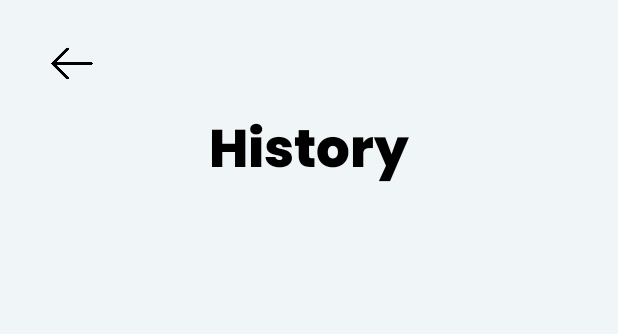
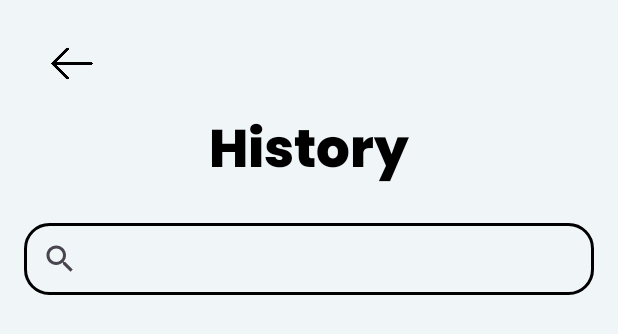
Before and after one commit to ananabillarizky/SmokaMobile, an Android app: the layout activity_history.xml on its own in the app's theme, with its tools: preview values and no code run, on a phone screen of 412 x 824 dp. Shown: the top 334 px of the screen. Run offline under Robolectric (Android 15) with nearby library versions, the phone set to English and light mode, and no system bars.

Commit message:
update history

```diff
--- a/app/build.gradle
+++ b/app/build.gradle
@@ -61,6 +61,5 @@ dependencies {
     androidTestImplementation 'androidx.test.ext:junit:1.1.5'
     androidTestImplementation 'androidx.test.espresso:espresso-core:3.5.1'
     implementation platform('com.google.firebase:firebase-bom:32.1.0')
-    implementation "androidx.work:work-runtime-ktx:2.5.0"
 
 }
--- a/app/src/main/AndroidManifest.xml
+++ b/app/src/main/AndroidManifest.xml
@@ -5,7 +5,6 @@
     <uses-permission android:name="android.permission.INTERNET" />
 
     <application
-        android:name="com.example.MyApplication"
         android:allowBackup="true"
         android:dataExtractionRules="@xml/data_extraction_rules"
         android:fullBackupContent="@xml/backup_rules"
--- a/app/src/main/java/com/example/mobilesmoka_iot/MonitoringActivity.kt
+++ b/app/src/main/java/com/example/mobilesmoka_iot/MonitoringActivity.kt
@@ -11,7 +11,6 @@ import android.util.Log
 import android.widget.ImageView
 import android.widget.TextView
 import android.widget.Toast
-import androidx.work.*
 import com.example.mobilesmoka_iot.model.HistoryModel
 import com.google.firebase.database.DataSnapshot
 import com.google.firebase.database.DatabaseError
--- a/app/src/main/res/drawable/bakcground_searchview.xml
+++ b/app/src/main/res/drawable/bakcground_searchview.xml
@@ -4,7 +4,7 @@
     <corners
         android:radius="16dp"/>
     <stroke
-        android:color="#C0BEBE"
-        android:width="4dp"/>
+        android:color="#000000"
+        android:width="2dp"/>
 
 </shape>
--- a/app/src/main/res/layout/activity_history.xml
+++ b/app/src/main/res/layout/activity_history.xml
@@ -34,6 +34,15 @@
 
     </LinearLayout>
 
+    <androidx.appcompat.widget.SearchView
+        android:id="@+id/svHistory"
+        android:layout_width="match_parent"
+        android:layout_height="wrap_content"
+        android:layout_marginHorizontal="16dp"
+        android:layout_marginBottom="10dp"
+        android:background="@drawable/bakcground_searchview"
+        />
+
     <androidx.recyclerview.widget.RecyclerView
         android:id="@+id/rvHistory"
         android:layout_width="match_parent"
```
Also changed, not shown: app/src/main/java/com/example/mobilesmoka_iot/HistoryActivity.kt (+13 -0 lines), app/src/main/java/com/example/mobilesmoka_iot/HistoryAdapter.kt (+22 -5 lines), app/src/main/res/drawable/search_bg.xml (added, +16 -0 lines).
